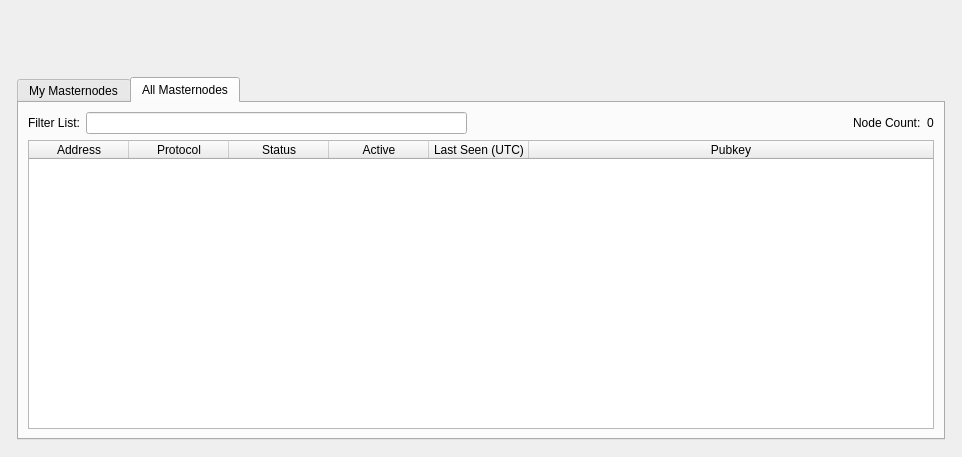
Before: the Qt Designer form src/qt/forms/masternodelist.ui in Test-Coin/TestCoin, drawn with Qt 5.
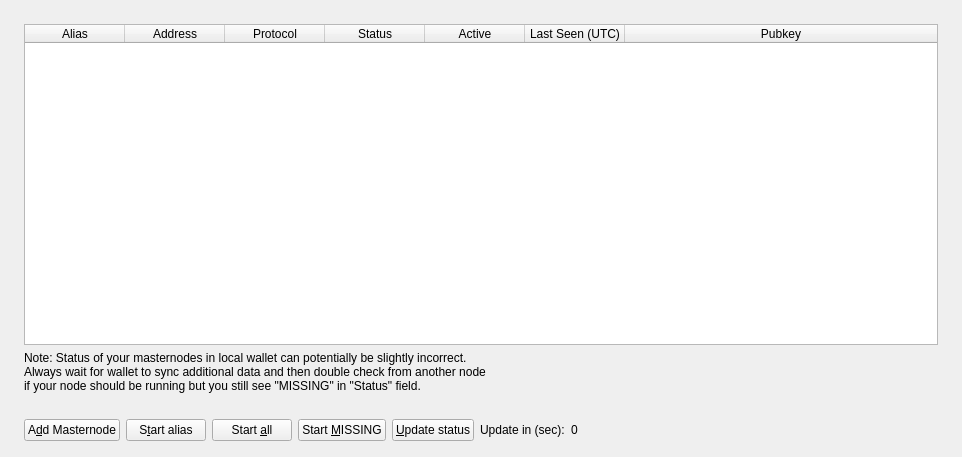
After: the same form once the commit is applied. The open tabs and pages were chosen to show the change.

```diff
--- a/src/qt/forms/masternodelist.ui
+++ b/src/qt/forms/masternodelist.ui
@@ -13,8 +13,20 @@
   <property name="windowTitle">
    <string>Form</string>
   </property>
-  <layout class="QGridLayout" name="gridLayout">
-   <item row="0" column="0">
+  <layout class="QVBoxLayout" name="topLayout" stretch="0">
+   <property name="leftMargin">
+    <number>9</number>
+   </property>
+   <property name="topMargin">
+    <number>9</number>
+   </property>
+   <property name="rightMargin">
+    <number>9</number>
+   </property>
+   <property name="bottomMargin">
+    <number>9</number>
+   </property>
+   <item>
     <layout class="QVBoxLayout" name="verticalLayout_Master" stretch="0,1">
      <property name="spacing">
       <number>0</number>
@@ -35,48 +47,7 @@
          <number>0</number>
         </property>
         <item>
-         <layout class="QHBoxLayout" name="horizontalLayout_Header" stretch="1,0">
-          <item>
-           <spacer name="horizontalSpacer">
-            <property name="orientation">
-             <enum>Qt::Horizontal</enum>
-            </property>
-            <property name="sizeHint" stdset="0">
-             <size>
-              <width>40</width>
-              <height>20</height>
-             </size>
-            </property>
-           </spacer>
-          </item>
-          <item>
-           <widget class="QLabel" name="labelOverviewHeaderRight">
-            <property name="minimumSize">
-             <size>
-              <width>464</width>
-              <height>60</height>
-             </size>
-            </property>
-            <property name="maximumSize">
-             <size>
-              <width>16777215</width>
-              <height>60</height>
-             </size>
-            </property>
-            <property name="font">
-             <font>
-              <pointsize>14</pointsize>
-             </font>
-            </property>
-            <property name="text">
-             <string/>
-            </property>
-            <property name="alignment">
-             <set>Qt::AlignRight|Qt::AlignTrailing|Qt::AlignVCenter</set>
-            </property>
-           </widget>
-          </item>
-         </layout>
+         <layout class="QHBoxLayout" name="horizontalLayout_Header" stretch=""/>
         </item>
        </layout>
       </widget>
@@ -120,42 +91,18 @@
               <number>2</number>
              </property>
              <item row="0" column="0">
-               <widget class="QTabWidget" name="tabAllMasternode">
-                 <property name="tabPosition">
-                   <enum>QTabWidget::North</enum>
-                 </property>
-                 <property name="currentIndex">
-                   <number>0</number>
-                 </property>
-                 <widget class="QWidget" name="myMasternodeList" native="true">
-                   <attribute name="title">
-                     <string>My Masternodes</string>
-                   </attribute>
-                   <layout class="QVBoxLayout" name="verticalLayout_2">
-                     <property name="bottomMargin">
-                       <number>1</number>
-                     </property>
-                     <item>
-                       <layout class="QHBoxLayout" name="horizontalLayout_note">
-                         <property name="bottomMargin">
-                           <number>0</number>
-                         </property>
-                         <item>
-                           <widget class="QLabel" name="updateNote">
-                             <property name="text">
-                               <string>Note: Status of your masternodes in local wallet can potentially be slightly incorrect.&lt;br /&gt;Always wait for wallet to sync additional data and then double check from another node&lt;br /&gt;if your node should be running but you still see &quot;MISSING&quot; in &quot;Status&quot; field.</string>
-                             </property>
-                           </widget>
-                         </item>
-                       </layout>
-                     </item>
-                     <item>
-                       <widget class="QTableWidget" name="tableWidgetMyMasternodes">
-                         <property name="minimumSize">
-                           <size>
-                             <width>695</width>
-                             <height>0</height>
-                           </size>
+              <widget class="QFrame" name="frameList">
+               <layout class="QVBoxLayout" name="verticalLayout_2">
+                <property name="bottomMargin">
+                 <number>1</number>
+                </property>
+                <item>
+                 <widget class="QTableWidget" name="tableWidgetMyMasternodes">
+                  <property name="minimumSize">
+                   <size>
+                    <width>695</width>
+                    <height>0</height>
+                   </size>
                   </property>
                   <property name="palette">
                    <palette>
@@ -194,6 +141,9 @@
                     </disabled>
                    </palette>
                   </property>
+                  <property name="lineWidth">
+                   <number>0</number>
+                  </property>
                   <property name="editTriggers">
                    <set>QAbstractItemView::NoEditTriggers</set>
                   </property>
@@ -206,12 +156,18 @@
                   <property name="selectionBehavior">
                    <enum>QAbstractItemView::SelectRows</enum>
                   </property>
+                  <property name="showGrid">
+                   <bool>false</bool>
+                  </property>
                   <property name="sortingEnabled">
                    <bool>true</bool>
                   </property>
                   <attribute name="horizontalHeaderStretchLastSection">
                    <bool>true</bool>
                   </attribute>
+                  <attribute name="verticalHeaderVisible">
+                   <bool>false</bool>
+                  </attribute>
                   <column>
                    <property name="text">
                     <string>Alias</string>
@@ -249,6 +205,36 @@
                   </column>
                  </widget>
                 </item>
+                <item>
+                 <layout class="QHBoxLayout" name="horizontalLayout_note">
+                  <property name="bottomMargin">
+                   <number>0</number>
+                  </property>
+                  <item>
+                   <widget class="QLabel" name="updateNote">
+                    <property name="text">
+                     <string>Note: Status of your masternodes in local wallet can potentially be slightly incorrect.&lt;br /&gt;Always wait for wallet to sync additional data and then double check from another node&lt;br /&gt;if your node should be running but you still see &quot;MISSING&quot; in &quot;Status&quot; field.</string>
+                    </property>
+                   </widget>
+                  </item>
+                 </layout>
+                </item>
+                <item>
+                 <spacer name="verticalSpacer">
+                  <property name="orientation">
+                   <enum>Qt::Vertical</enum>
+                  </property>
+                  <property name="sizeType">
+                   <enum>QSizePolicy::Preferred</enum>
+                  </property>
+                  <property name="sizeHint" stdset="0">
+                   <size>
+                    <width>20</width>
+                    <height>20</height>
+                   </size>
+                  </property>
+                 </spacer>
+                </item>
                 <item>
                  <layout class="QHBoxLayout" name="horizontalLayout_5">
                   <property name="bottomMargin">
@@ -292,7 +278,7 @@
                   <item>
                    <widget class="QLabel" name="autoupdate_label">
                     <property name="text">
-                     <string>Status will be updated automatically in (sec):</string>
+                     <string>Update in (sec):</string>
                     </property>
                    </widget>
                   </item>
@@ -318,179 +304,21 @@
                   </item>
                  </layout>
                 </item>
-  </layout>
- </widget>
-  <widget class="QWidget" name="allMasternodeList">
-    <attribute name="title">
-      <string>All Masternodes</string>
-    </attribute>
-    <layout class="QVBoxLayout" name="verticalLayout_5">
-      <item>
-        <layout class="QHBoxLayout" name="horizontalLayout_4">
-          <property name="bottomMargin">
-            <number>0</number>
-          </property>
-          <item>
-            <widget class="QLabel" name="filterListLb">
-              <property name="text">
-                <string>Filter List:</string>
-              </property>
-            </widget>
-          </item>
-          <item>
-            <widget class="QLineEdit" name="filterTextBox">
-              <property name="toolTip">
-                <string>Filter masternode list</string>
-              </property>
-            </widget>
-          </item>
-          <item>
-            <spacer name="horizontalSpacer_4">
-              <property name="orientation">
-                <enum>Qt::Horizontal</enum>
-              </property>
-              <property name="sizeHint" stdset="0">
-                <size>
-                  <width>10</width>
-                  <height>20</height>
-                </size>
-              </property>
-            </spacer>
-          </item>
-          <item>
-            <widget class="QLabel" name="nodeCountLb">
-              <property name="text">
-                <string>Node Count:</string>
-              </property>
-            </widget>
-          </item>
-          <item>
-            <widget class="QLabel" name="nodeCount">
-              <property name="text">
-                <string>0</string>
-              </property>
-            </widget>
-          </item>
-        </layout>
-      </item>
-      <item>
-        <widget class="QTableWidget" name="tableWidgetAllMasternodes">
-          <property name="minimumSize">
-            <size>
-              <width>695</width>
-              <height>0</height>
-            </size>
-          </property>
-          <property name="palette">
-            <palette>
-              <active>
-                <colorrole role="Text">
-                  <brush brushstyle="SolidPattern">
-                    <color alpha="255">
-                      <red>51</red>
-                      <green>51</green>
-                      <blue>51</blue>
-                    </color>
-                  </brush>
-                </colorrole>
-              </active>
-              <inactive>
-                <colorrole role="Text">
-                  <brush brushstyle="SolidPattern">
-                    <color alpha="255">
-                      <red>51</red>
-                      <green>51</green>
-                      <blue>51</blue>
-                    </color>
-                  </brush>
-                </colorrole>
-              </inactive>
-              <disabled>
-                <colorrole role="Text">
-                  <brush brushstyle="SolidPattern">
-                    <color alpha="255">
-                      <red>85</red>
-                      <green>85</green>
-                      <blue>85</blue>
-                    </color>
-                  </brush>
-                </colorrole>
-              </disabled>
-            </palette>
-          </property>
-          <property name="editTriggers">
-            <set>QAbstractItemView::NoEditTriggers</set>
-          </property>
-          <property name="alternatingRowColors">
-            <bool>true</bool>
-          </property>
-          <property name="selectionMode">
-            <enum>QAbstractItemView::SingleSelection</enum>
-          </property>
-          <property name="selectionBehavior">
-            <enum>QAbstractItemView::SelectRows</enum>
-          </property>
-          <property name="sortingEnabled">
-            <bool>true</bool>
-          </property>
-          <attribute name="horizontalHeaderStretchLastSection">
-            <bool>true</bool>
-          </attribute>
-          <column>
-            <property name="text">
-              <string>Address</string>
-            </property>
-            </column>
-          <column>
-            <property name="text">
-            <string>Protocol</string>
-            </property>
-          </column>
-          <column>
-            <property name="text">
-              <string>Status</string>
-            </property>
-          </column>
-          <column>
-            <property name="text">
-              <string>Active</string>
-            </property>
-          </column>
-          <column>
-            <property name="text">
-              <string>Last Seen (UTC)</string>
-            </property>
-          </column>
-          <column>
-            <property name="text">
-              <string>Pubkey</string>
-            </property>
-          </column>
-        </widget>
-      </item>
+               </layout>
+              </widget>
+             </item>
+            </layout>
+           </item>
+          </layout>
+         </widget>
+        </item>
+       </layout>
+      </widget>
+     </item>
     </layout>
-    <zorder>label_count</zorder>
-    <zorder>countLabel</zorder>
-    <zorder>horizontalSpacer_3</zorder>
-    <zorder>filterLineEdit</zorder>
-    <zorder>label_filter</zorder>
-    <zorder>tableWidgetAllMasternodes</zorder>
-    <zorder>layoutWidget</zorder>
-  </widget>
-  </widget>
-  </item>
+   </item>
   </layout>
-  </item>
-  </layout>
-  </widget>
-  </item>
-  </layout>
-  </widget>
-  </item>
-  </layout>
-  </item>
-  </layout>
-  </widget>  
+ </widget>
  <resources/>
  <connections/>
 </ui>
```
